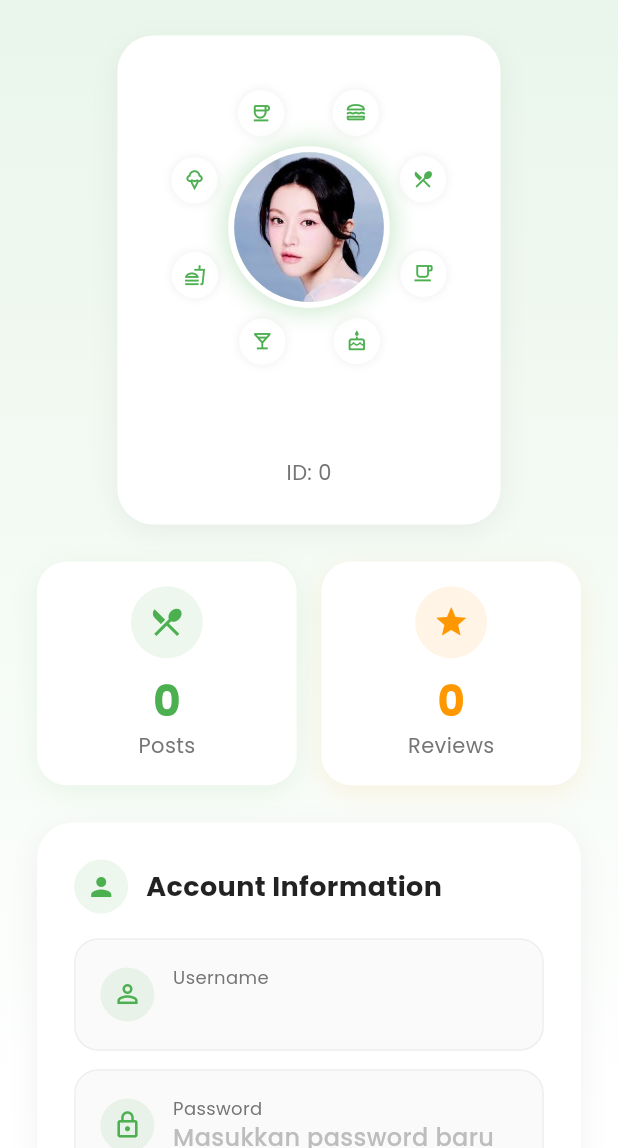
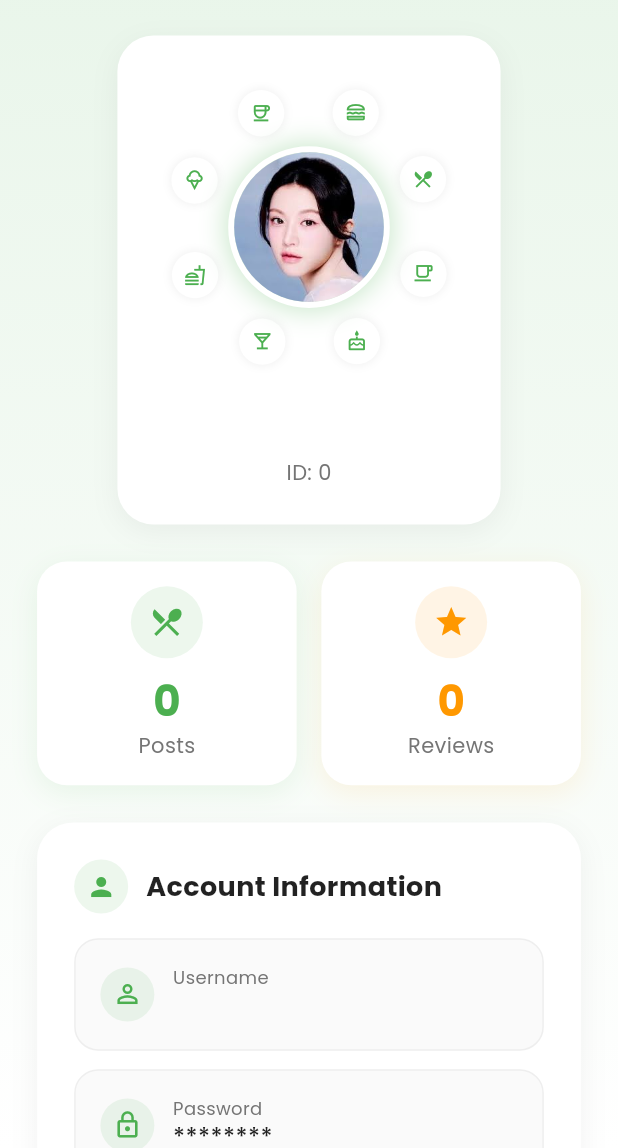
Before and after one commit to HaritsArkaan/tubes_abp, a Flutter app: the ProfilePage screen opened by its route, on a phone screen of 412 x 824 dp, the part 88-1236 px from its top. Run offline on Flutter 3.47's test engine with Material 3 defaults, Android fonts, the phone set to English and light mode, and no system bars; drawn by our look-alikes of flutter_animate; our stand-ins replace awesome_dialog, cached_network_image, dotted_border, flutter_rating_bar, glassmorphism, google_fonts and 5 more; accounts and stored records are empty.

Commit message:
fix profile.dart

```diff
--- a/lib/profile.dart
+++ b/lib/profile.dart
@@ -239,20 +239,20 @@ class _ProfilePageState extends State<ProfilePage> with TickerProviderStateMixin
                       child: TextField(
                         controller: _usernameController,
                         style: GoogleFonts.poppins(fontSize: 16),
-                        decoration: InputDecoration(
+                        decoration: const InputDecoration(
                           hintText: 'Username',
-                          prefixIcon: const Icon(
+                          prefixIcon: Icon(
                             Icons.person_outline,
                             color: Color(0xFF4CAF50),
                           ),
                           border: InputBorder.none,
-                          contentPadding: const EdgeInsets.symmetric(vertical: 16),
+                          contentPadding: EdgeInsets.symmetric(vertical: 16),
                         ),
                       ),
                     ),
                     const SizedBox(height: 16),
 
-                    // Password field
+                    // // Password field
                     Container(
                       decoration: BoxDecoration(
                         color: Colors.white,
@@ -855,8 +855,7 @@ class _ProfilePageState extends State<ProfilePage> with TickerProviderStateMixin
                         _buildInfoItem(
                           icon: Icons.lock_outline,
                           title: 'Password',
-                          value: _password.isEmpty ? 'Masukkan password baru' : '•' * (_password.length > 8 ? 8 : _password.length),
-                          isPassword: true,
+                          value: '********',
                           size: size,
                         ),
                       ],
@@ -1071,12 +1070,6 @@ class _ProfilePageState extends State<ProfilePage> with TickerProviderStateMixin
             ],
           ),
           const Spacer(),
-          if (isPassword && value != 'Masukkan password baru')
-            Icon(
-              Icons.visibility_off_outlined,
-              color: Colors.grey[400],
-              size: 20,
-            ),
         ],
       ),
     );
```
